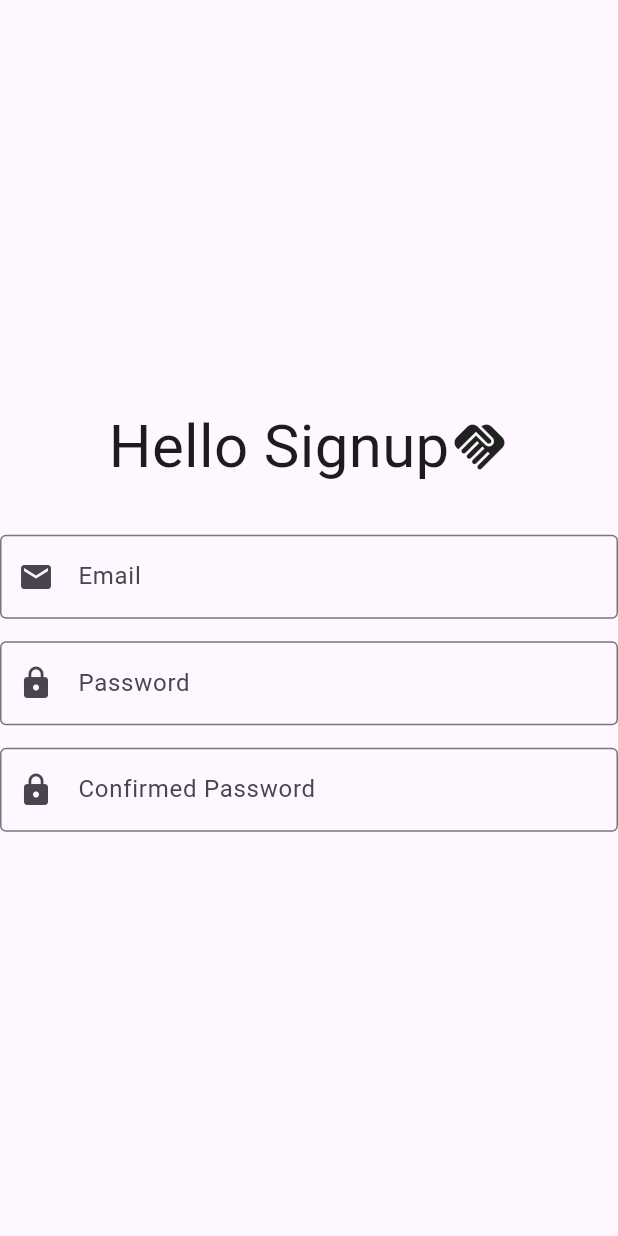
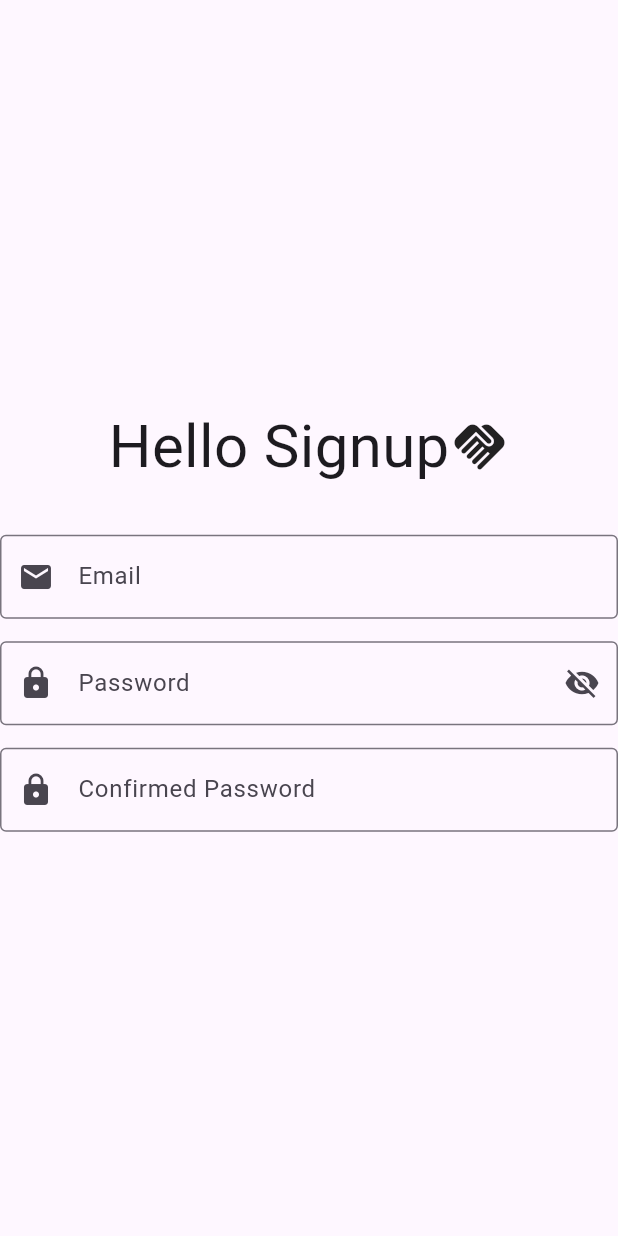
Before and after one commit to omar-albarakeh/chatapp-v2, a Flutter app: the screen it shows after launch, on a phone screen of 412 x 824 dp. Run offline on Flutter 3.47's test engine with Material 3 defaults, Android fonts, the phone set to English and light mode, and no system bars.

Commit message:
signup page updated

```diff
--- a/lib/Signup.dart
+++ b/lib/Signup.dart
@@ -8,9 +8,11 @@ class Signuppage extends StatefulWidget {
 }
 
 class _SignuppageState extends State<Signuppage> {
+
+  bool _isvisible =false;
   @override
   Widget build(BuildContext context) {
-    return const Scaffold(
+    return Scaffold(
         body: Column(
             mainAxisAlignment: MainAxisAlignment.center,
             crossAxisAlignment: CrossAxisAlignment.center,
@@ -22,7 +24,9 @@ class _SignuppageState extends State<Signuppage> {
               Icon(Icons.handshake, size: 40),
             ],
           ),
-          SizedBox(height: 30,),
+          SizedBox(
+            height: 30,
+          ),
           TextField(
             decoration: InputDecoration(
               labelText: "Email",
@@ -30,15 +34,22 @@ class _SignuppageState extends State<Signuppage> {
               border: OutlineInputBorder(),
             ),
           ),
-              SizedBox(height: 15,),
+          SizedBox(
+            height: 15,
+          ),
           TextField(
             decoration: InputDecoration(
               labelText: "Password",
               prefixIcon: Icon(Icons.lock),
+              suffixIcon: IconButton(
+                  icon: Icon( _isvisible ? Icons.visibility : Icons.visibility_off),
+                onPressed: () {  },),
               border: OutlineInputBorder(),
             ),
           ),
-              SizedBox(height: 15,),
+          SizedBox(
+            height: 15,
+          ),
           TextField(
             decoration: InputDecoration(
               labelText: "Confirmed Password",
```
Lines whose indentation alone changed are shown as unchanged.
